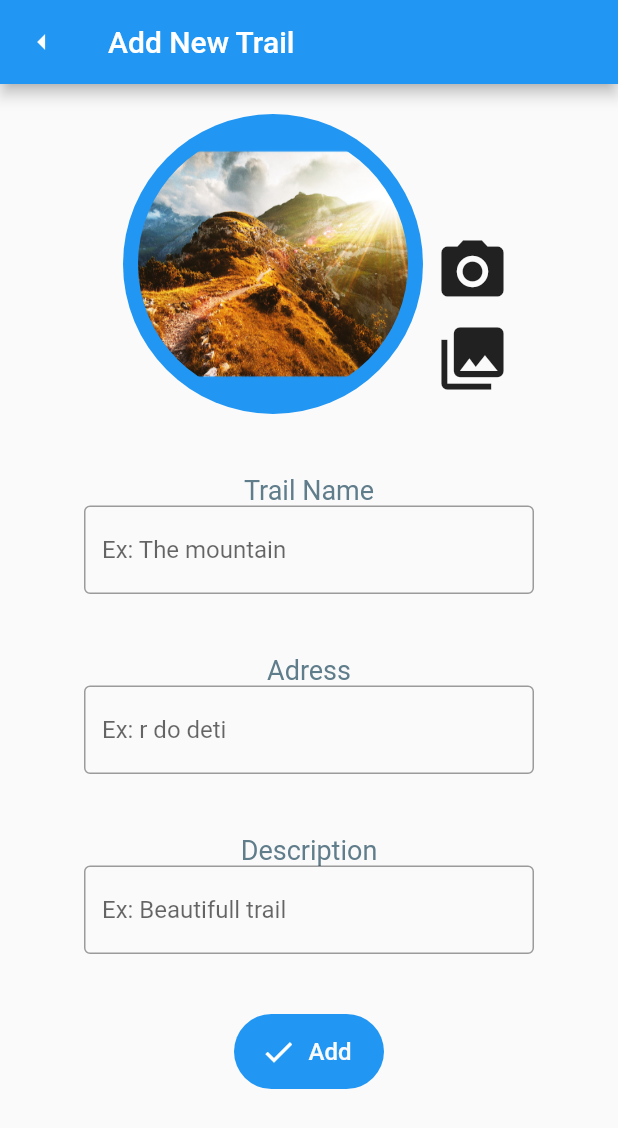
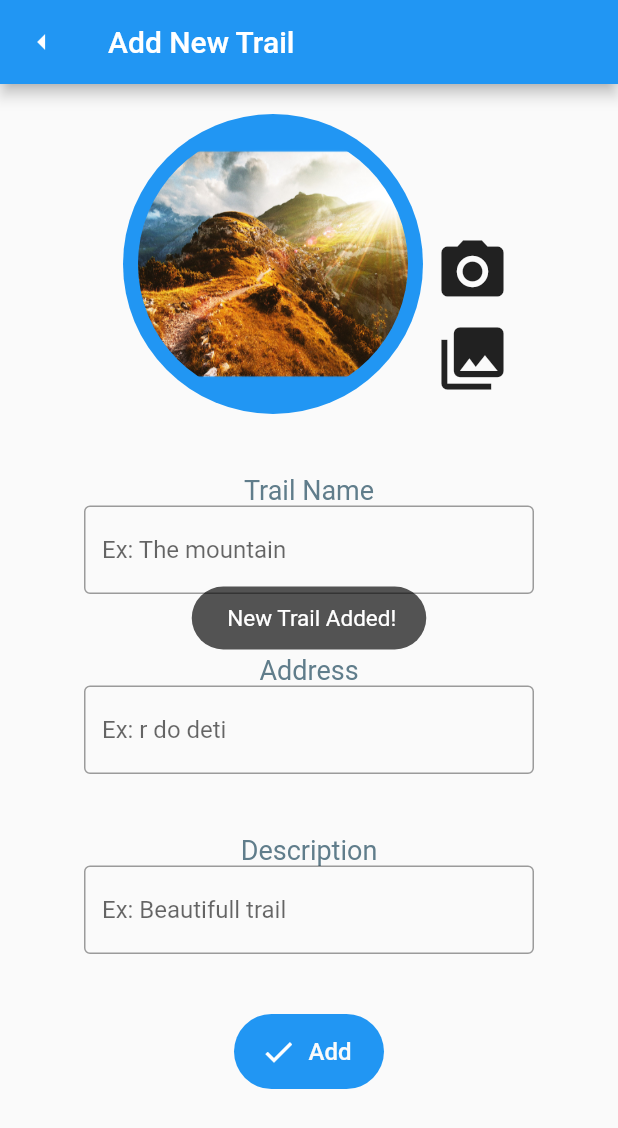
Before and after one commit to DansMarquis/CMApp, a Flutter app: the NewTrailPage screen opened directly, after a tap on "Add", on a phone screen of 412 x 824 dp. Shown: the top 1128 px of the screen. Run offline on Flutter 3.47's test engine with Material 2 defaults, Android fonts, the light colour scheme and no system bars; our stand-ins replace cloud_firestore, dynamic_theme, firebase_analytics, firebase_storage, flare_flutter, flutter_local_notifications and 9 more; accounts and stored records are empty; network calls fail.

Commit message:
photos from trail now saved and retrieved from db

```diff
--- a/GhostRunner/lib/global.dart
+++ b/GhostRunner/lib/global.dart
@@ -4,13 +4,13 @@ bool isOnMap = false;
 String trailName;
 String address;
 String description;
-String thumbNail;
 geo.Position locationCoordsStart;
 geo.Position locationCoordsFinish;
 String duration;
 String velocity = '54km/h';
 String distance = '4330m';
 String date;
+int trailID = 4; // 4 by default because there are 4 initial locations created
 
 class MyColors {
   static Color darkBlue = Color(0xff2446a6),
--- a/GhostRunner/lib/trail_model.dart
+++ b/GhostRunner/lib/trail_model.dart
@@ -5,7 +5,6 @@ class Trail {
   String trailName;
   String address;
   String description;
-  String thumbNail;
   String duration;
   String distance;
   String velocity;
@@ -19,7 +18,6 @@ class Trail {
       this.trailName,
       this.address,
       this.description,
-      this.thumbNail,
       this.locationCoordsStart,
       this.locationCoordsFinish,
       this.duration,
@@ -37,7 +35,6 @@ final List<Trail> trails = [
           'Beautiful trail',
       locationCoordsStart: LatLng(40.580355, -8.078904),
       locationCoordsFinish: LatLng(40.579570, -8.068348),
-      thumbNail: 'assets/1.png',
       duration: '53min',
       velocity: '5km/h',
       distance: '0',
@@ -51,7 +48,6 @@ final List<Trail> trails = [
           'All-day American comfort eats in a basic diner-style setting',
       locationCoordsStart: LatLng(40.572324, -8.084702),
        locationCoordsFinish: LatLng(40.574247, -8.060773),
-      thumbNail: 'assets/2.png',
       duration: '53min',
       velocity: '5km/h',
       distance: '0',
@@ -65,7 +61,6 @@ final List<Trail> trails = [
           'Small spot draws serious caffeine lovers with wide selection of brews & baked goods.',
       locationCoordsStart: LatLng(40.568291, -8.077299),
        locationCoordsFinish: LatLng(40.560689, -8.084705),
-      thumbNail: 'assets/3.png',
       duration: '53min',
       velocity: '5km/h',
       distance: '0',
@@ -79,7 +74,6 @@ final List<Trail> trails = [
           'Snazzy, compact Japanese cafe showcasing high-end coffee & sandwiches, plus sake & beer at night.',
       locationCoordsStart: LatLng(40.586690, -8.080808),
  locationCoordsFinish: LatLng(40.585393, -8.073783),
-      thumbNail: 'assets/1.png',
       duration: '53min',
       velocity: '5km/h',
       distance: '0',
@@ -93,7 +87,6 @@ final List<Trail> trails = [
           'Compact coffee & espresso bar turning out drinks made from direct-trade beans in a low-key setting.',
       locationCoordsStart: LatLng(40.568982, -8.094214),
  locationCoordsFinish: LatLng(40.597495, -8.092849),
-      thumbNail: 'assets/2.png',
       duration: '53min',
       velocity: '5km/h',
       distance: '0',
--- a/GhostRunner/lib/ui/widgets/trailForm.dart
+++ b/GhostRunner/lib/ui/widgets/trailForm.dart
@@ -4,12 +4,11 @@ import 'package:image_picker/image_picker.dart';
 import 'dart:io';
 import 'package:firebase_storage/firebase_storage.dart';
 import 'package:ghostrunner/utils/text_styles.dart';
-import 'package:ghostrunner/classes/dependencies.dart';
 import 'package:google_maps_flutter/google_maps_flutter.dart';
 import 'package:ghostrunner/ui/screens/home.dart';
-import '../../init_map.dart';
 import '../../global.dart' as global;
 import '../../trail_model.dart';
+import 'package:toast/toast.dart';
 class NewTrailPage extends StatefulWidget {
   @override
   _NewTrailPageState createState() => _NewTrailPageState();
@@ -34,18 +33,17 @@ class _NewTrailPageState extends State<NewTrailPage>{
     }
 
     Future uploadPic(BuildContext context) async{
-      String fileName = basename(_image.path);
-       StorageReference firebaseStorageRef = FirebaseStorage.instance.ref().child(fileName);
+      //String fileName = basename(_image.path);
+      String fileName = (global.trailID).toString();
+      StorageReference firebaseStorageRef = FirebaseStorage.instance.ref().child(fileName);
        StorageUploadTask uploadTask = firebaseStorageRef.putFile(_image);
        StorageTaskSnapshot taskSnapshot=await uploadTask.onComplete;
-       setState(() {
-          Scaffold.of(context).showSnackBar(SnackBar(content: Text('Picture Uploaded')));
-       });
     }
 
     void newTrail(){
       trails.add(
         Trail(
+          trailID : global.trailID,
           trailName: global.trailName,
           address: global.address,
           description:
@@ -56,7 +54,6 @@ class _NewTrailPageState extends State<NewTrailPage>{
           velocity: global.velocity,
           distance: global.distance,
           date: global.date,
-          thumbNail: 'assets/1.png'
         )
       );
   }
@@ -99,7 +96,7 @@ class _NewTrailPageState extends State<NewTrailPage>{
                                 fit: BoxFit.fill,
                                 ):
                                 Image(
-                                image: AssetImage("assets/1.png"),
+                                image: AssetImage("assets/photos/1.png"),
                                 fit: BoxFit.fill,
                                 alignment: Alignment.center,
                                 ),
@@ -188,7 +185,7 @@ class _NewTrailPageState extends State<NewTrailPage>{
                         children: <Widget>[
                           Align(
                             alignment: Alignment.center,
-                            child: Text('Adress',
+                            child: Text('Address',
                                 style: TextStyle(
                                     color: Colors.blueGrey, fontSize: 18.0)),
                           ),
@@ -273,6 +270,8 @@ class _NewTrailPageState extends State<NewTrailPage>{
                           borderRadius: BorderRadius.all(Radius.circular(50.0)),
                         ),
                         onPressed: () {
+                          Toast.show(" New Trail Added!", context, duration: Toast.LENGTH_LONG, gravity:  Toast.CENTER);
+                          global.trailID +=1;
                           uploadPic(context);
                           newTrail();
                             Navigator.pushAndRemoveUntil(
```
Also changed, not shown: GhostRunner/lib/init_map.dart (+25 -8 lines), GhostRunner/assets/1.png (deleted), GhostRunner/assets/2.png (deleted), GhostRunner/assets/3.png (deleted), GhostRunner/assets/photos/2.png (deleted), GhostRunner/assets/photos/3.png (deleted), 3 other files.
